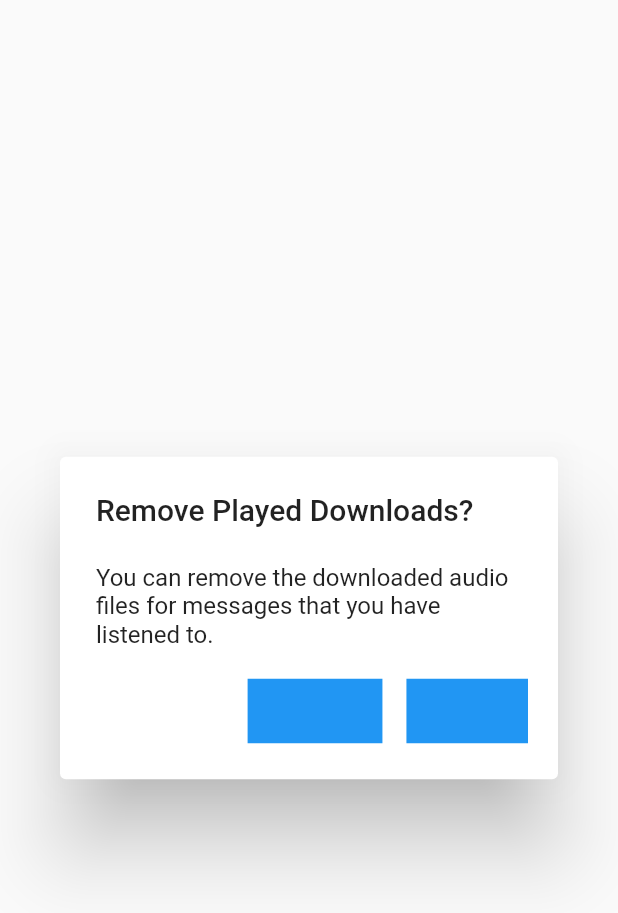
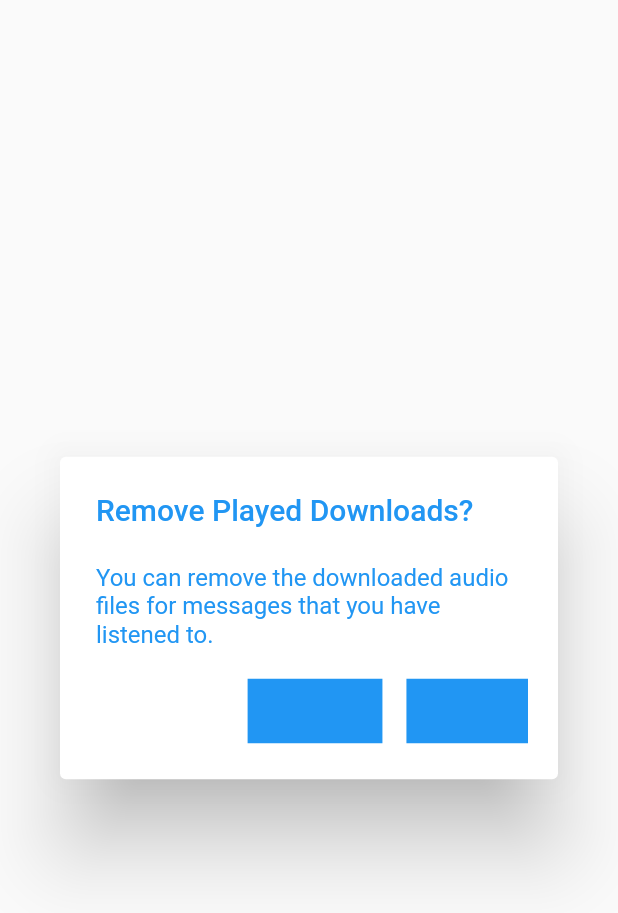
Before and after one commit to josiah-hartley/vfc-app, a Flutter app: the DeletePlayedDownloadsDialog widget shown alone on an empty page, opened directly, on a phone screen of 412 x 824 dp. Shown: the top 913 px of the screen. Run offline on Flutter 3.47's test engine with Material 2 defaults, Android fonts, the phone set to English and light mode, and no system bars; our stand-ins replace audio_service, connectivity_plus, device_info, dio, fluttertoast, google_fonts and 4 more; missing offline and left inert: audio_session; accounts and stored records are empty.

Commit message:
fixed dark text on delete dialog

```diff
--- a/lib/helpers/constants.dart
+++ b/lib/helpers/constants.dart
@@ -13,4 +13,4 @@ const String CLOUD_ERROR_REPORT_URL = 'https://us-central1-voices-for-christ.clo
 const int DAYS_TO_MANUALLY_CHECK_CLOUD = 7; // only let manual updates happen once a week
 const int DAYS_TO_AUTOMATICALLY_CHECK_CLOUD = 30; // do automatic checks monthly
 const int LOGS_TO_KEEP_IN_DB = 100;
-const String APP_VERSION = '1.0.13+20';
+const String APP_VERSION = '1.0.14+21';
--- a/lib/widgets/dialogs/settings/check_database_updates_dialog.dart
+++ b/lib/widgets/dialogs/settings/check_database_updates_dialog.dart
@@ -28,7 +28,7 @@ class _CheckDatabaseUpdatesDialogState extends State<CheckDatabaseUpdatesDialog>
         title: Text('Coming Soon',
           style: TextStyle(color: Theme.of(context).accentColor),
         ),
-        content: Text('This feature is not available in the beta version',
+        content: Text('This feature will be available in a future version',
           style: TextStyle(color: Theme.of(context).accentColor),
         ),
       ),
--- a/lib/widgets/dialogs/settings/delete_played_downloads_dialog.dart
+++ b/lib/widgets/dialogs/settings/delete_played_downloads_dialog.dart
@@ -18,11 +18,15 @@ class _DeletePlayedDownloadsDialogState extends State<DeletePlayedDownloadsDialo
   @override
   Widget build(BuildContext context) {
     return SimpleDialog(
-      title: Text('Remove Played Downloads?'),
+      title: Text('Remove Played Downloads?',
+        style: TextStyle(color: Theme.of(context).accentColor),
+      ),
       children: [
         Container(
           padding: EdgeInsets.symmetric(horizontal: 24.0, vertical: 12.0),
-          child: Text('You can remove the downloaded audio files for messages that you have listened to.')
+          child: Text('You can remove the downloaded audio files for messages that you have listened to.',
+            style: TextStyle(color: Theme.of(context).accentColor),
+          )
         ),
         Container(
           padding: EdgeInsets.symmetric(horizontal: 12.0),
--- a/pubspec.yaml
+++ b/pubspec.yaml
@@ -13,7 +13,7 @@ publish_to: 'none' # Remove this line if you wish to publish to pub.dev
 # In iOS, build-name is used as CFBundleShortVersionString while build-number used as CFBundleVersion.
 # Read more about iOS versioning at
 # https://developer.apple.com/library/archive/documentation/General/Reference/InfoPlistKeyReference/Articles/CoreFoundationKeys.html
-version: 1.0.13+20
+version: 1.0.14+21
 
 environment:
   sdk: ">=2.7.0 <3.0.0"
```
Also changed, not shown: 2 other files.
